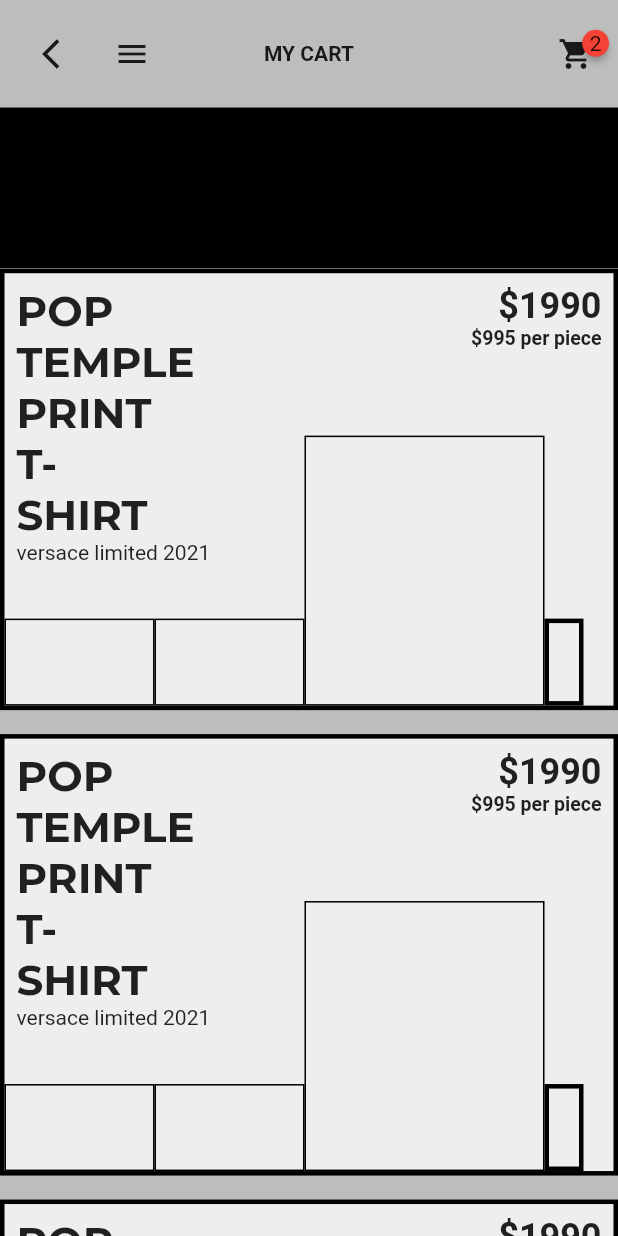
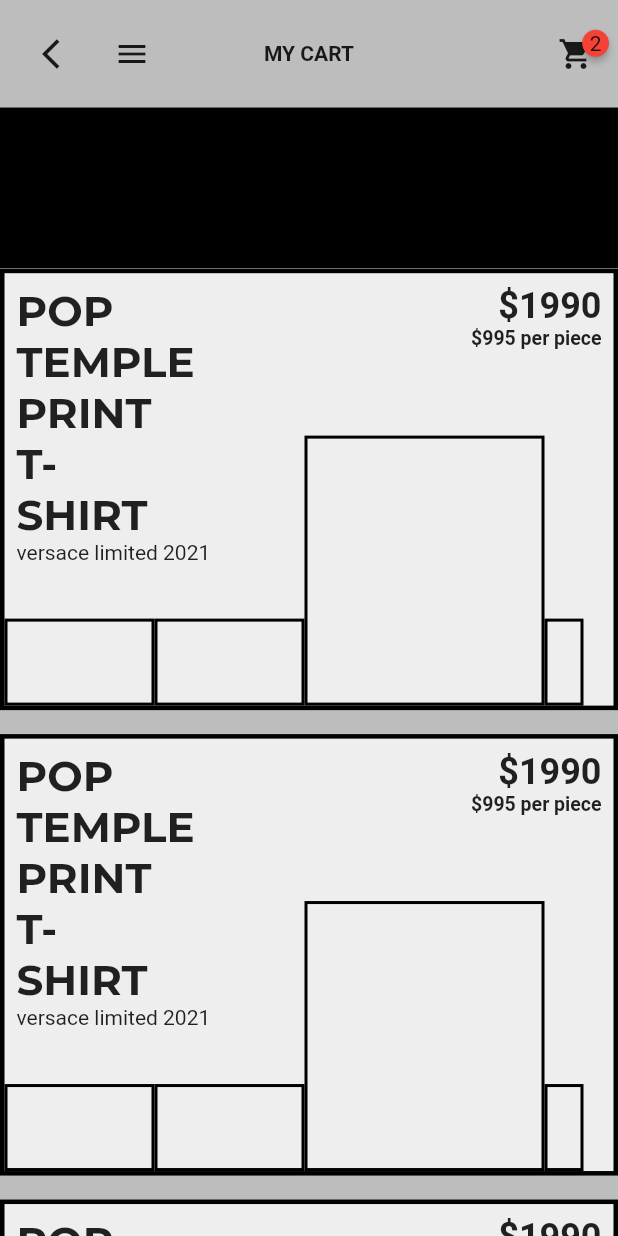
Before and after one commit to JAICHANGPARK/flutter_notebook_8th_story, a Flutter app: the MyCartPage screen opened directly, on a phone screen of 412 x 824 dp. Run offline on Flutter 3.47's test engine with Material 2 defaults, Android fonts, the phone set to English and light mode, and no system bars; drawn by our look-alikes of badges; our stand-ins replace google_fonts.

Commit message:
Update my_cart_page.dart

```diff
--- a/lib/ep561_fashion_store_app/my_cart_page.dart
+++ b/lib/ep561_fashion_store_app/my_cart_page.dart
@@ -115,7 +115,7 @@ class _MyCartPageState extends State<MyCartPage> {
                                       height: 58,
                                       decoration: BoxDecoration(
                                           border: Border.all(
-                                        color: Colors.black,
+                                        color: Colors.black,width: 2
                                       )),
                                     ),
                                     Container(
@@ -123,7 +123,7 @@ class _MyCartPageState extends State<MyCartPage> {
                                       height: 58,
                                       decoration: BoxDecoration(
                                           border: Border.all(
-                                        color: Colors.black,
+                                        color: Colors.black,width: 2
                                       )),
                                     ),
                                     Container(
@@ -131,7 +131,7 @@ class _MyCartPageState extends State<MyCartPage> {
                                       height: 180,
                                       decoration: BoxDecoration(
                                           border: Border.all(
-                                        color: Colors.black,
+                                        color: Colors.black,width: 2
                                       )),
                                     ),
                                     Container(
@@ -140,7 +140,7 @@ class _MyCartPageState extends State<MyCartPage> {
                                       decoration: BoxDecoration(
                                           border: Border.all(
                                             color: Colors.black,
-                                            width: 3
+                                            width: 2
                                           )),
                                     ),
                                   ],
```
